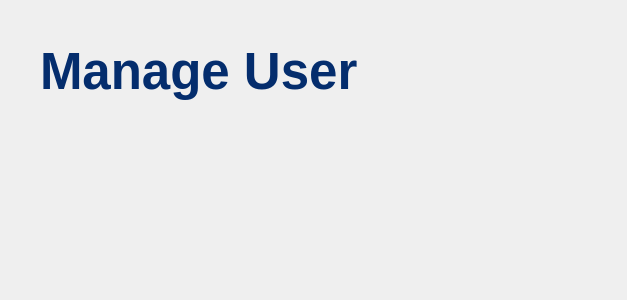
This is MCR-app/ad_manage_user.ui in maria-gedye/QTapp as Qt 5 draws it before an edit. The edited form follows.
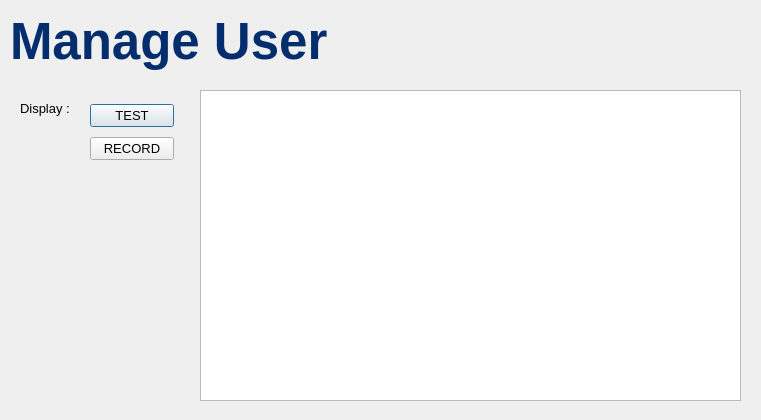
This is the edited form.

Commit message: manage user

```diff
--- a/MCR-app/ad_manage_user.ui
+++ b/MCR-app/ad_manage_user.ui
@@ -6,8 +6,8 @@
    <rect>
     <x>0</x>
     <y>0</y>
-    <width>627</width>
-    <height>300</height>
+    <width>761</width>
+    <height>420</height>
    </rect>
   </property>
   <property name="windowTitle">
@@ -16,8 +16,8 @@
   <widget class="QLabel" name="label">
    <property name="geometry">
     <rect>
-     <x>40</x>
-     <y>30</y>
+     <x>10</x>
+     <y>0</y>
      <width>401</width>
      <height>81</height>
     </rect>
@@ -31,6 +31,70 @@
     <string>Manage User</string>
    </property>
   </widget>
+  <widget class="QLabel" name="label_2">
+   <property name="geometry">
+    <rect>
+     <x>20</x>
+     <y>100</y>
+     <width>81</width>
+     <height>16</height>
+    </rect>
+   </property>
+   <property name="font">
+    <font>
+     <pointsize>10</pointsize>
+    </font>
+   </property>
+   <property name="text">
+    <string>Display :</string>
+   </property>
+  </widget>
+  <widget class="QTextBrowser" name="textBrowser_display">
+   <property name="geometry">
+    <rect>
+     <x>200</x>
+     <y>90</y>
+     <width>541</width>
+     <height>311</height>
+    </rect>
+   </property>
+  </widget>
+  <widget class="QWidget" name="">
+   <property name="geometry">
+    <rect>
+     <x>90</x>
+     <y>100</y>
+     <width>84</width>
+     <height>66</height>
+    </rect>
+   </property>
+   <layout class="QVBoxLayout" name="verticalLayout">
+    <item>
+     <widget class="QPushButton" name="pushButton_test">
+      <property name="font">
+       <font>
+        <pointsize>10</pointsize>
+       </font>
+      </property>
+      <property name="text">
+       <string>TEST</string>
+      </property>
+     </widget>
+    </item>
+    <item>
+     <widget class="QPushButton" name="pushButton_record">
+      <property name="font">
+       <font>
+        <pointsize>10</pointsize>
+       </font>
+      </property>
+      <property name="text">
+       <string>RECORD</string>
+      </property>
+     </widget>
+    </item>
+   </layout>
+  </widget>
  </widget>
  <resources/>
  <connections/>
```
The commit also changes 3 other files.
